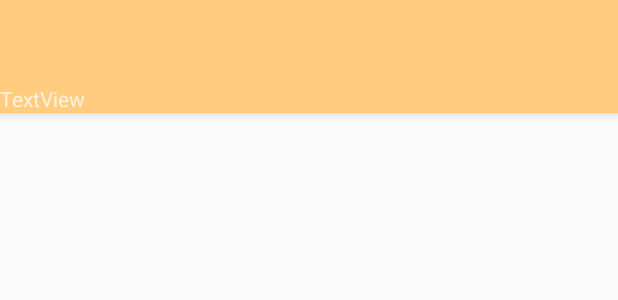
After one commit to ezio1404/tvms_mobile, an Android app: the layout activity_test.xml on its own in the app's theme, with its tools: preview values and no code run, on a phone screen of 412 x 824 dp. The commit adds this screen. Shown: the top 300 px of the screen. Run offline under Robolectric (Android 15) with nearby library versions, the phone set to English and light mode, and no system bars.

Commit message:
edite serveices

```diff
--- a/app/src/main/java/com/example/administrator/tvms/driverLogin.java
+++ b/app/src/main/java/com/example/administrator/tvms/driverLogin.java
@@ -59,9 +59,9 @@ public class driverLogin extends AppCompatActivity implements View.OnClickListen
            String username,password;
             username=this.username.getText().toString().trim();
             password=this.password.getText().toString().trim();
-            login(username,password);
+//            login(username,password);
 
-//            startActivity(new Intent(this, driverMain.class));
+            startActivity(new Intent(this, driverMain.class));
         }
         if(v.getId() == R.id.btn_log_enf){
             startActivity(new Intent(this,enforcerLogin.class));
--- a/app/src/main/java/com/example/administrator/tvms/enforcerMain.java
+++ b/app/src/main/java/com/example/administrator/tvms/enforcerMain.java
@@ -62,8 +62,10 @@ public class enforcerMain extends AppCompatActivity implements NavigationView.On
                         new enforcer_settings_frag()).commit();
                 break;
             case R.id.nav_services:
-                getSupportFragmentManager().beginTransaction().replace(R.id.fragment_container,
-                        new enforcer_services_frag()).commit();
+//                getSupportFragmentManager().beginTransaction().replace(R.id.fragment_container,
+//                        new enforcer_services_frag()).commit();
+                Intent i = new Intent(this,enforcer_services_frag.class);
+                startActivity(i);
                 break;
 
 
--- /dev/null
+++ b/app/src/main/res/layout/activity_test.xml
@@ -0,0 +1,30 @@
+<?xml version="1.0" encoding="utf-8"?>
+<android.support.design.widget.CoordinatorLayout xmlns:android="http://schemas.android.com/apk/res/android"
+    xmlns:app="http://schemas.android.com/apk/res-auto"
+    xmlns:tools="http://schemas.android.com/tools"
+    android:layout_width="match_parent"
+    android:layout_height="match_parent"
+    tools:context=".test">
+
+    <android.support.design.widget.AppBarLayout
+        android:layout_width="match_parent"
+        android:layout_height="wrap_content"
+        android:theme="@style/AppTheme.AppBarOverlay">
+
+        <android.support.v7.widget.Toolbar
+            android:id="@+id/toolbar"
+            android:layout_width="match_parent"
+            android:layout_height="?attr/actionBarSize"
+            android:background="?attr/colorPrimary"
+            app:popupTheme="@style/AppTheme.PopupOverlay" />
+
+        <TextView
+            android:id="@+id/textView25"
+            android:layout_width="match_parent"
+            android:layout_height="wrap_content"
+            android:text="TextView" />
+
+    </android.support.design.widget.AppBarLayout>
+
+
+</android.support.design.widget.CoordinatorLayout>
--- a/app/src/main/res/values/strings.xml
+++ b/app/src/main/res/values/strings.xml
@@ -12,4 +12,5 @@
 
     <!-- TODO: Remove or change this placeholder text -->
     <string name="hello_blank_fragment">Hello blank fragment</string>
+    <string name="title_activity_test">test</string>
 </resources>
```
Also changed, not shown: app/src/main/AndroidManifest.xml (+22 -18 lines), app/src/main/java/com/example/administrator/tvms/driverMain.java (+10 -7 lines), app/src/main/java/com/example/administrator/tvms/driver_services_frag.java (+97 -83 lines), app/src/main/java/com/example/administrator/tvms/test.java (added, +19 -0 lines).
